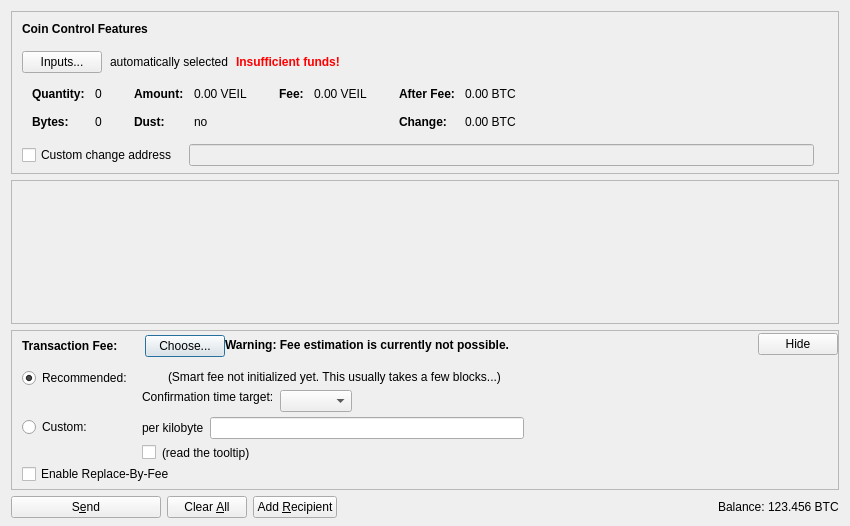
Veil-Project/veil, file src/qt/forms/sendcoinsdialog.ui: the form before one commit.
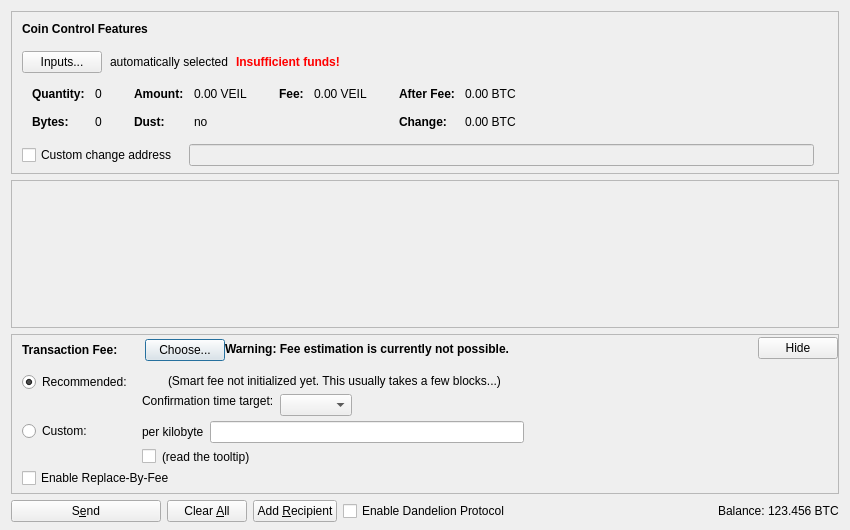
The form after the commit. Icons and pictures are not drawn. Custom widgets are drawn as their Qt base class.

Commit message:
Qt dandelion checkbox and dandelion option to rpc calls (#45)
* Add const for initial node and default stem phase duration

* Add dandelion checkbox

* Add logic for dandelion checkbox and bool that keeps track of if the tx is dandelion

* Lock adding dandelion transaction

* add dandelion option to sendrawtransaction

* Add dandelion to rpc sendtoaddress and add semicolon to sendrawtransaction

The edit to the form file:
```diff
--- a/src/qt/forms/sendcoinsdialog.ui
+++ b/src/qt/forms/sendcoinsdialog.ui
@@ -7,7 +7,7 @@
     <x>0</x>
     <y>0</y>
     <width>850</width>
-    <height>526</height>
+    <height>530</height>
    </rect>
   </property>
   <property name="windowTitle">
@@ -588,7 +588,7 @@
         <x>0</x>
         <y>0</y>
         <width>830</width>
-        <height>104</height>
+        <height>68</height>
        </rect>
       </property>
       <layout class="QVBoxLayout" name="verticalLayout_2" stretch="0,1">
@@ -1206,6 +1206,13 @@
        </property>
       </widget>
      </item>
+     <item>
+      <widget class="QCheckBox" name="optionDandelion">
+       <property name="text">
+        <string>Enable Dandelion Protocol</string>
+       </property>
+      </widget>
+     </item>
      <item>
       <spacer name="horizontalSpacer">
        <property name="orientation">
```
Left out of the diff: 26 changed lines with no effect on the pictures. The commit also changes 6 other files.
